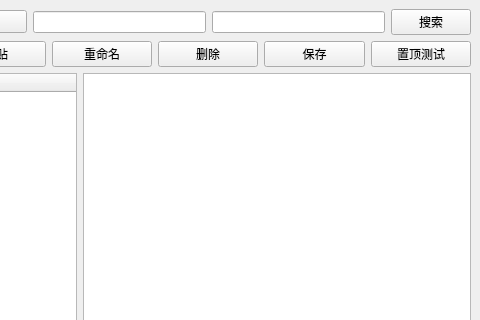
enenene1223/FileManager, file mainwindow.ui: the form before one commit; both pictures show x 320 to 800 and y 0 to 320 of the 800 by 600 pixel window.
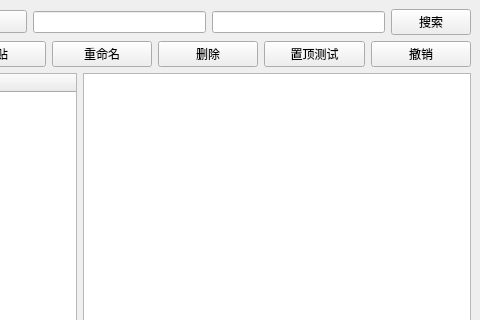
The form after the commit.

Commit message: feat:完成持久化置顶，移除保存按钮

```diff
--- a/mainwindow.ui
+++ b/mainwindow.ui
@@ -110,13 +110,6 @@
         </property>
        </widget>
       </item>
-      <item>
-       <widget class="QPushButton" name="btn_save">
-        <property name="text">
-         <string>保存</string>
-        </property>
-       </widget>
-      </item>
       <item>
        <widget class="QPushButton" name="btn_test_pin">
         <property name="text">
@@ -124,6 +117,13 @@
         </property>
        </widget>
       </item>
+      <item>
+       <widget class="QPushButton" name="btn_undo">
+        <property name="text">
+         <string>撤销</string>
+        </property>
+       </widget>
+      </item>
      </layout>
     </item>
     <item>
```
Left out of the diff: 2 changed lines with no effect on the pictures. The commit also changes 5 other files.
